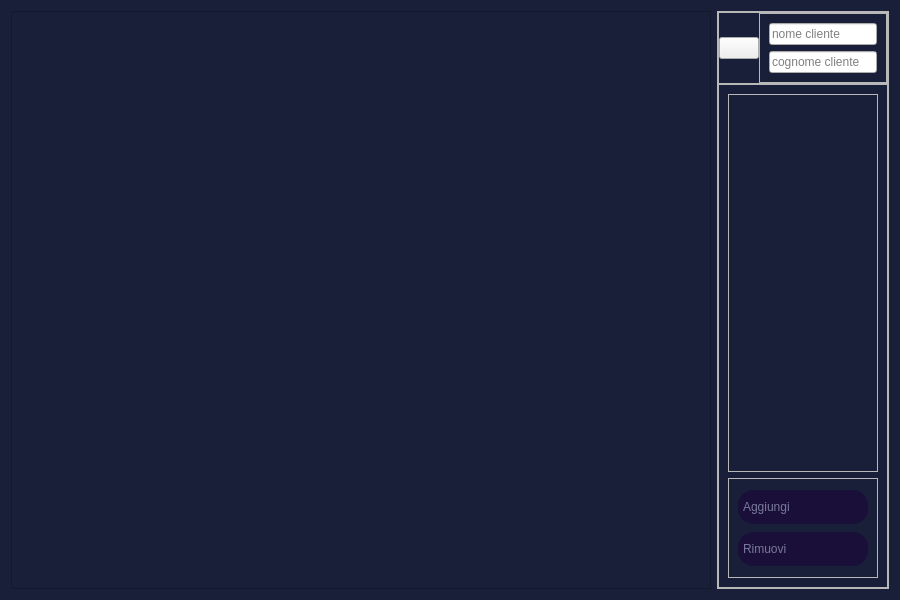
This is NegozioDelUsatoPython/MVC/View/AdminButtonsViews/accountsView.ui in LeonUrsu/NegozioDellUsato-ExamIS as Qt 5 draws it before an edit. The edited form follows.
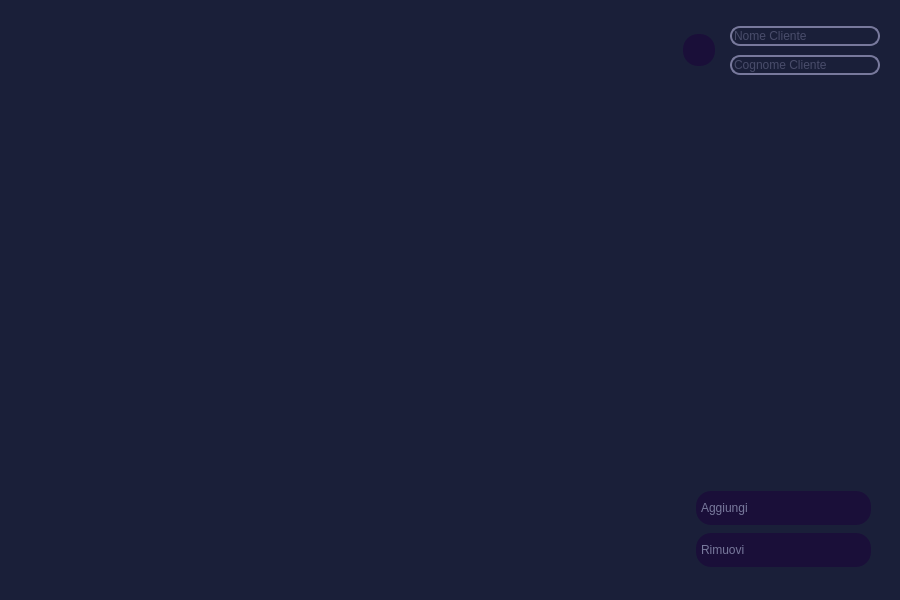
This is the edited form. Icons and pictures are not drawn.

Commit message: modifiche di stile alle seguenti view: accountsView / inserisciClienteView / inserisciProdottoView / prodottiView

Diff of the .ui file:
```diff
--- a/NegozioDelUsatoPython/MVC/View/AdminButtonsViews/accountsView.ui
+++ b/NegozioDelUsatoPython/MVC/View/AdminButtonsViews/accountsView.ui
@@ -14,9 +14,41 @@
    <string>Form</string>
   </property>
   <property name="styleSheet">
-   <string notr="true">#Prodotti{
+   <string notr="true">*{
+	color: #78799c;
+	border:None;
+}
+#Prodotti{
 	background-color:#1a1f39;
-}</string>
+}
+#cercaBtn,#aggiungiBtn,#rimuoviBtn{
+	background-color: #1a0f39;
+	border-radius: 15px;
+	padding : 10px 5px;
+	text-align:left;
+	color:#78799c;
+	font: 10pt &quot;Leelawadee UI&quot;;
+}
+#aggiungiBtn:pressed,#rimuoviBtn:pressed,#cercaBtn:pressed{
+	background-color: rgba(26, 31, 57,150);
+}
+QPushButton{
+	color:#78799c;
+    background-color:#1a0f39;
+	border-radius: 15px;
+	padding : 10px 5px;
+	text-align:left;
+	padding : 10px 5px;
+	text-align:left;
+	color:#78799c;
+	font: 10pt &quot;Leelawadee UI&quot;;
+}
+QLineEdit{
+	background-color:transparent;
+	border-radius: 10px;
+	border: 2px solid #78799c;
+}
+</string>
   </property>
   <layout class="QHBoxLayout" name="horizontalLayout">
    <item>
@@ -31,20 +63,20 @@
    <item>
     <widget class="QFrame" name="frame">
      <property name="sizePolicy">
-      <sizepolicy hsizetype="Preferred" vsizetype="Preferred">
+      <sizepolicy hsizetype="Preferred" vsizetype="Expanding">
        <horstretch>0</horstretch>
        <verstretch>0</verstretch>
       </sizepolicy>
      </property>
      <property name="minimumSize">
       <size>
-       <width>100</width>
+       <width>220</width>
        <height>0</height>
       </size>
      </property>
      <property name="maximumSize">
       <size>
-       <width>200</width>
+       <width>300</width>
        <height>16777215</height>
       </size>
      </property>
@@ -56,10 +88,10 @@
      </property>
      <layout class="QVBoxLayout" name="verticalLayout_9">
       <property name="spacing">
-       <number>0</number>
+       <number>6</number>
       </property>
       <property name="leftMargin">
-       <number>0</number>
+       <number>9</number>
       </property>
       <property name="topMargin">
        <number>0</number>
@@ -128,6 +160,12 @@
          </property>
          <item>
           <widget class="QPushButton" name="cercaBtn">
+           <property name="maximumSize">
+            <size>
+             <width>32</width>
+             <height>32</height>
+            </size>
+           </property>
            <property name="cursor">
             <cursorShape>PointingHandCursor</cursorShape>
            </property>
@@ -138,10 +176,22 @@
             <iconset resource="../resources.qrc">
              <normaloff>:/purpleIcons/assets/#78799c(purple) icons/search.svg</normaloff>:/purpleIcons/assets/#78799c(purple) icons/search.svg</iconset>
            </property>
+           <property name="iconSize">
+            <size>
+             <width>16</width>
+             <height>16</height>
+            </size>
+           </property>
           </widget>
          </item>
          <item>
           <widget class="QFrame" name="frame_2">
+           <property name="minimumSize">
+            <size>
+             <width>180</width>
+             <height>0</height>
+            </size>
+           </property>
            <property name="frameShape">
             <enum>QFrame::StyledPanel</enum>
            </property>
@@ -149,6 +199,21 @@
             <enum>QFrame::Raised</enum>
            </property>
            <layout class="QVBoxLayout" name="verticalLayout">
+            <property name="spacing">
+             <number>9</number>
+            </property>
+            <property name="leftMargin">
+             <number>15</number>
+            </property>
+            <property name="topMargin">
+             <number>15</number>
+            </property>
+            <property name="rightMargin">
+             <number>15</number>
+            </property>
+            <property name="bottomMargin">
+             <number>15</number>
+            </property>
             <item>
              <widget class="QLineEdit" name="nome_le">
               <property name="inputMask">
@@ -158,14 +223,14 @@
                <string/>
               </property>
               <property name="placeholderText">
-               <string>nome cliente</string>
+               <string>Nome Cliente</string>
               </property>
              </widget>
             </item>
             <item>
              <widget class="QLineEdit" name="cognome_le">
               <property name="placeholderText">
-               <string>cognome cliente</string>
+               <string>Cognome Cliente</string>
               </property>
              </widget>
             </item>
@@ -238,18 +303,7 @@
             </size>
            </property>
            <property name="styleSheet">
-            <string notr="true">QPushButton{
-	color:#78799c;
-    background-color:#1a0f39;
-	border-radius: 15px;
-	padding : 10px 5px;
-	text-align:left;
-	padding : 10px 5px;
-	text-align:left;
-	color:#78799c;
-	font: 10pt &quot;Leelawadee UI&quot;;
-}
-</string>
+            <string notr="true"/>
            </property>
            <property name="frameShape">
             <enum>QFrame::StyledPanel</enum>
```
The commit also changes 3 other files.
